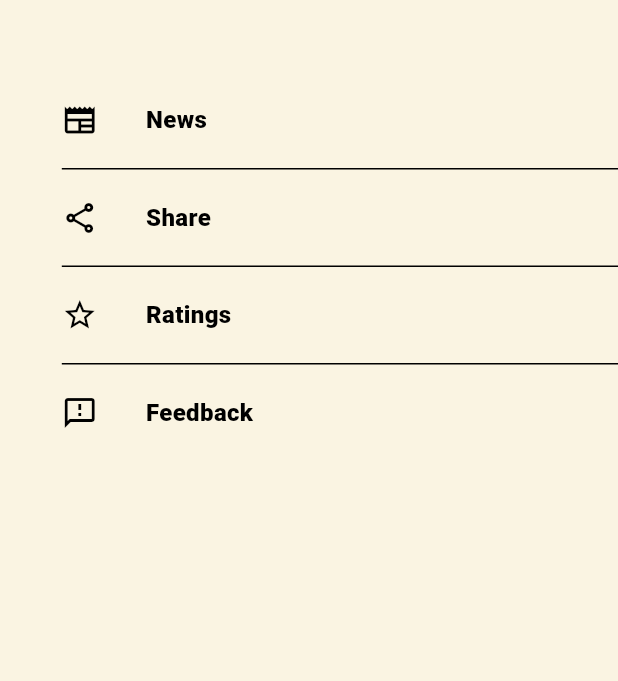
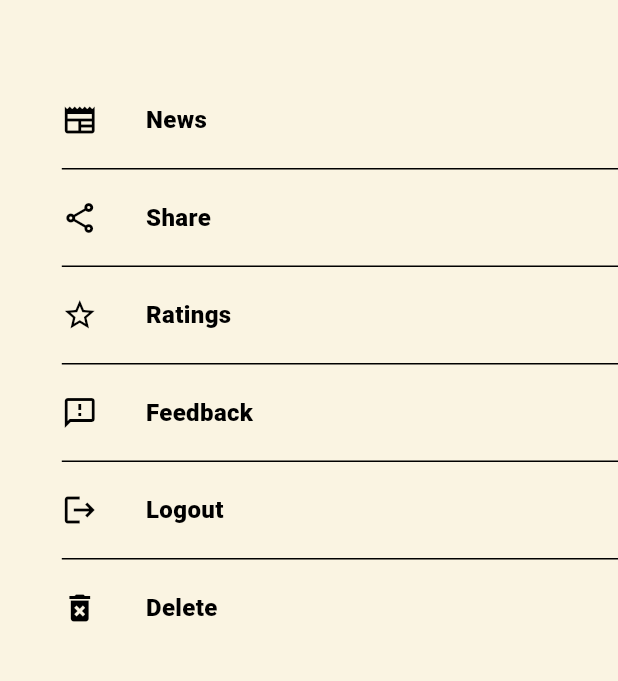
Before and after one commit to KafiulIslam/online_news, a Flutter app: the HomeDrawer screen opened directly, on a phone screen of 412 x 824 dp, the part 300-981 px from its top. Run offline on Flutter 3.47's test engine with Material 3 defaults, Android fonts, the phone set to English and light mode, and no system bars; our stand-ins replace cached_network_image, country_picker, dio, firebase_auth, firebase_core, flutter_form_builder and 9 more; missing offline and left inert: emoji_flag_converter, flutter_mailer, store_redirect; accounts and stored records are empty; network calls fail.

Commit message:
add delete and logout feature in drawer

```diff
--- a/lib/views/home/home_drawer.dart
+++ b/lib/views/home/home_drawer.dart
@@ -1,12 +1,17 @@
+import 'package:firebase_auth/firebase_auth.dart';
 import 'package:flutter/material.dart';
 import 'package:flutter_mailer/flutter_mailer.dart';
 import 'package:flutter_zoom_drawer/flutter_zoom_drawer.dart';
+import 'package:get/get.dart';
+import 'package:get/get_core/src/get_main.dart';
 import 'package:online_news_app/utils/image_path.dart';
+import 'package:online_news_app/utils/typography.dart';
 import 'package:online_news_app/views/widgets/custom_snack.dart';
 import 'package:rating_dialog/rating_dialog.dart';
 import 'package:share_plus/share_plus.dart';
 import 'package:store_redirect/store_redirect.dart';
 import '../../utils/color.dart';
+import '../auth/login.dart';
 import 'home_widget/menu_tile.dart';
 
 class HomeDrawer extends StatefulWidget {
@@ -17,8 +22,8 @@ class HomeDrawer extends StatefulWidget {
 }
 
 class _HomeDrawerState extends State<HomeDrawer> {
-
-  String appLink = 'https://play.google.com/store/apps/details?id=com.kafiul.bmi_meter&fbclid=IwAR0N1zDc-DWRqe1YlHCE9teStWSqQ6cGl7hiur__878xMnqGS7wtScEh0Ro';
+  String appLink =
+      'https://play.google.com/store/apps/details?id=com.kafiul.bmi_meter&fbclid=IwAR0N1zDc-DWRqe1YlHCE9teStWSqQ6cGl7hiur__878xMnqGS7wtScEh0Ro';
 
   @override
   Widget build(BuildContext context) {
@@ -33,7 +38,8 @@ class _HomeDrawerState extends State<HomeDrawer> {
               const SizedBox(
                 height: 80,
               ),
-              Image.asset(appLogo,height: 120,width: 130),
+              //app logo
+              Image.asset(appLogo, height: 120, width: 130),
               const SizedBox(
                 height: 60,
               ),
@@ -44,6 +50,7 @@ class _HomeDrawerState extends State<HomeDrawer> {
                   title: 'News',
                   icon: Icons.newspaper_outlined),
               divider(context),
+              //share app link
               MenuTile(
                   onTap: () {
                     Share.share(
@@ -53,36 +60,55 @@ class _HomeDrawerState extends State<HomeDrawer> {
                   title: 'Share',
                   icon: Icons.share_outlined),
               divider(context),
+              // app ratings
               MenuTile(
                   onTap: () {
                     showDialog(
                       context: context,
-                      barrierDismissible: true, // set to false if you want to force a rating
+                      barrierDismissible: true,
+                      // set to false if you want to force a rating
                       builder: (context) => _dialog,
                     );
                   },
                   title: 'Ratings',
                   icon: Icons.star_outline),
               divider(context),
+              //feedback
               MenuTile(
-                  onTap: () async  {
+                  onTap: () async {
                     await FlutterMailer.send(MailOptions(
                       body: 'Hi Global News Team,',
                       subject: 'Feedback on Global News app',
                       recipients: ['kafiulraja135@gmail.com'],
                       isHTML: true,
-                      attachments: [ 'path/to/image.png', ],
+                      attachments: [
+                        'path/to/image.png',
+                      ],
                     ));
                   },
                   title: 'Feedback',
                   icon: Icons.feedback_outlined),
-              // divider(context),
-              // MenuTile(
-              //     onTap: () {
-              //
-              //     },
-              //     title: 'Help',
-              //     icon: Icons.help_outline),
+              divider(context),
+              //logout
+              MenuTile(
+                  onTap: () async {
+                    await FirebaseAuth.instance.signOut();
+                    Get.off(() => const LoginScreen());
+                  },
+                  title: 'Logout',
+                  icon: Icons.logout),
+              divider(context),
+              //delete account
+              MenuTile(
+                  onTap: () async {
+                    showDialog(
+                      context: context,
+                      barrierDismissible: true,
+                      builder: (context) => _accountDeleteDialog,
+                    );
+                  },
+                  title: 'Delete',
+                  icon: Icons.delete_forever),
             ],
           ),
         ),
@@ -134,9 +160,64 @@ class _HomeDrawerState extends State<HomeDrawer> {
       if (response.rating < 2.0) {
         CustomSnack.warningSnack('You have to give more than two star!');
       } else {
-        await StoreRedirect.redirect(androidAppId: "com.kafi.globalnews", iOSAppId: "com.kafi.globalnews");
+        await StoreRedirect.redirect(
+            androidAppId: "com.kafi.globalnews",
+            iOSAppId: "com.kafi.globalnews");
       }
     },
   );
 
+  final _accountDeleteDialog = AlertDialog(
+    title: const Text('Delete Account!', style: sixteenBlackStyle),
+    content: const Text('Are you sure, to delete your account ?.',
+        style: fourteenBlackStyle),
+    actions: <Widget>[
+      Container(
+        alignment: Alignment.center,
+        height: 35.0,
+        width: 70,
+        decoration: BoxDecoration(
+          borderRadius: BorderRadius.circular(10.0),
+          color: primaryColor,
+        ),
+        child: TextButton(
+          child: Text(
+            'Yes',
+            style:
+                fourteenBlackStyle.copyWith(fontSize: 14, color: Colors.white),
+          ),
+          onPressed: () async {
+            try {
+              await FirebaseAuth.instance.currentUser!.delete().then((value) {
+                FirebaseAuth.instance.signOut();
+                Get.off(() => const LoginScreen());
+              });
+            } catch (e) {
+              CustomSnack.warningSnack(e.toString());
+            }
+          },
+        ),
+      ),
+      Container(
+        alignment: Alignment.center,
+        height: 35.0,
+        width: 70,
+        decoration: BoxDecoration(
+          borderRadius: BorderRadius.circular(10.0),
+          color: primaryColor,
+        ),
+        child: TextButton(
+          child: Text(
+            'No',
+            style:
+                fourteenBlackStyle.copyWith(fontSize: 14, color: Colors.white),
+          ),
+          onPressed: () async {
+            Get.back();
+          },
+        ),
+      ),
+    ],
+  );
+
 }
```
Also changed, not shown: lib/views/home/home_body.dart (+2 -5 lines).
